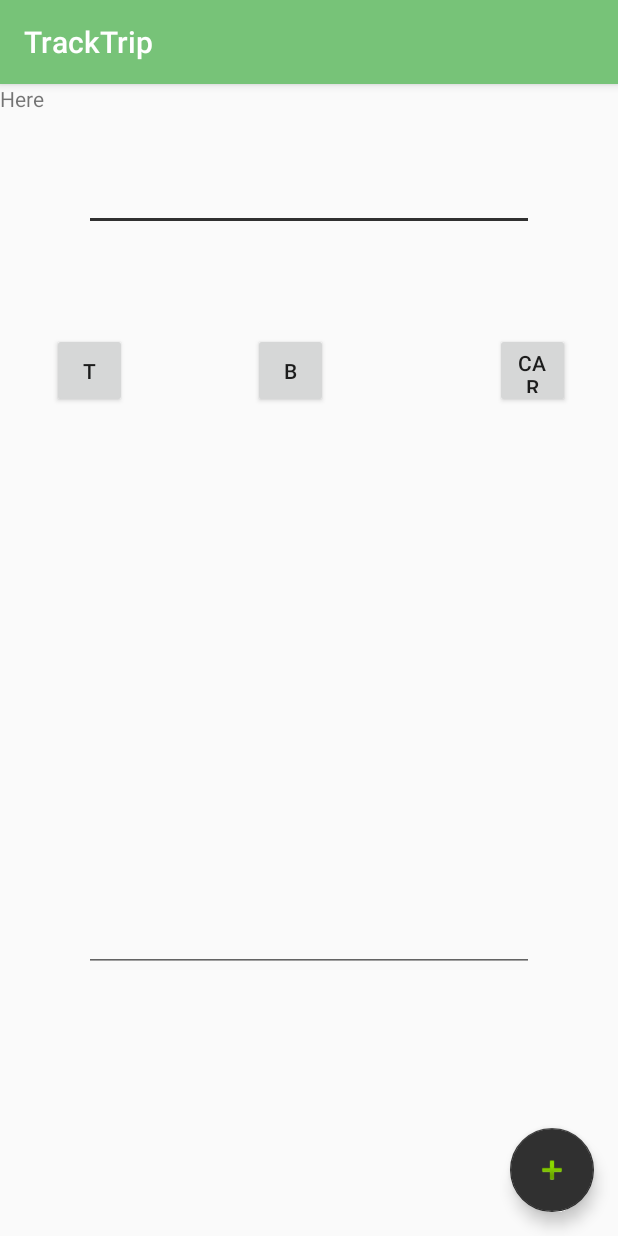
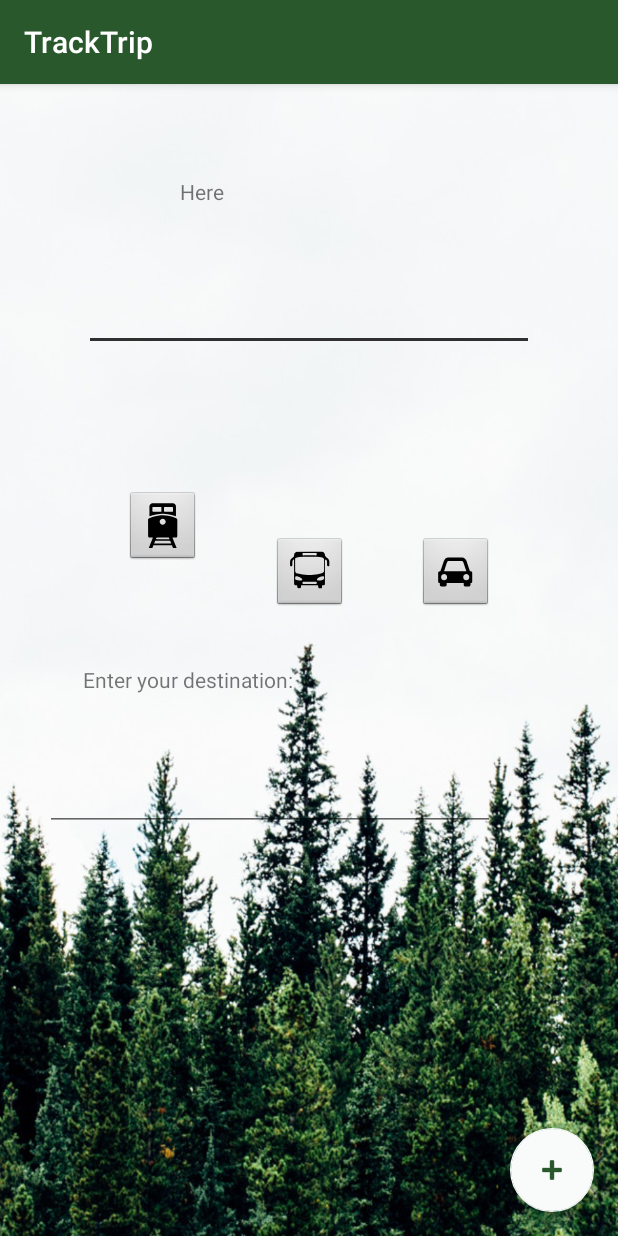
Before and after one commit to aashish7k5/RootCause01, an Android app: the TrackTrip screen opened directly, with no data from a screen before it, on a phone screen of 412 x 824 dp. Run offline under Robolectric (Android 15) with nearby library versions, the phone set to English and light mode, and no system bars.

Commit message:
UI Changes (but not done with card view)

```diff
--- a/app/src/main/java/com/example/aashishkumar/rootcause01/ViewPastTrips.java
+++ b/app/src/main/java/com/example/aashishkumar/rootcause01/ViewPastTrips.java
@@ -20,7 +20,7 @@ public class ViewPastTrips extends AppCompatActivity {
         Toolbar toolbar = (Toolbar) findViewById(R.id.toolbar);
         setSupportActionBar(toolbar);
 
-        TextView mtext = findViewById(R.id.mtext);
+        TextView mtext = findViewById(R.id.text);
         String contents = "";
         Scanner in = null;
         try {
--- a/app/src/main/res/drawable/ic_bus.xml
+++ b/app/src/main/res/drawable/ic_bus.xml
@@ -1,6 +1,6 @@
 <vector xmlns:android="http://schemas.android.com/apk/res/android"
-    android:width="216dp"
-    android:height="233dp"
+    android:width="30dp"
+    android:height="30dp"
     android:viewportWidth="216"
     android:viewportHeight="233">
   <path
--- a/app/src/main/res/drawable/ic_car.xml
+++ b/app/src/main/res/drawable/ic_car.xml
@@ -1,6 +1,6 @@
 <vector xmlns:android="http://schemas.android.com/apk/res/android"
-    android:width="1200dp"
-    android:height="1200dp"
+    android:width="30dp"
+    android:height="30dp"
     android:viewportWidth="1200"
     android:viewportHeight="1200">
   <path
--- a/app/src/main/res/drawable/ic_train.xml
+++ b/app/src/main/res/drawable/ic_train.xml
@@ -1,6 +1,6 @@
 <vector xmlns:android="http://schemas.android.com/apk/res/android"
-    android:width="225dp"
-    android:height="226dp"
+    android:width="30dp"
+    android:height="30dp"
     android:viewportWidth="225"
     android:viewportHeight="226">
   <path
--- a/app/src/main/res/layout/activity_track_trip.xml
+++ b/app/src/main/res/layout/activity_track_trip.xml
@@ -4,6 +4,7 @@
     xmlns:tools="http://schemas.android.com/tools"
     android:layout_width="match_parent"
     android:layout_height="match_parent"
+    android:background="@drawable/app_background"
     tools:context=".TrackTrip">
 
     <android.support.design.widget.AppBarLayout
@@ -28,7 +29,11 @@
         android:layout_height="wrap_content"
         android:layout_gravity="bottom|end"
         android:layout_margin="@dimen/fab_margin"
-        app:srcCompat="@android:drawable/ic_input_add"
-        android:onClick="Submit"/>
+        android:onClick="Submit"
+
+        android:tint="@color/colorPrimary"
+        app:backgroundTint="@color/submitButton"
+        app:rippleColor="@color/colorAccent"
+        app:srcCompat="@android:drawable/ic_input_add" />
 
 </android.support.design.widget.CoordinatorLayout>
--- a/app/src/main/res/layout/activity_view_past_trips.xml
+++ b/app/src/main/res/layout/activity_view_past_trips.xml
@@ -5,6 +5,7 @@
     android:layout_width="match_parent"
     android:layout_height="match_parent"
     android:fitsSystemWindows="true"
+    android:background="@drawable/app_background"
     tools:context=".ViewPastTrips">
 
     <android.support.design.widget.AppBarLayout
--- a/app/src/main/res/layout/content_track_trip.xml
+++ b/app/src/main/res/layout/content_track_trip.xml
@@ -10,80 +10,104 @@
 
     <TextView
         android:id="@+id/displaytext"
-        android:layout_height="match_parent"
-        android:layout_width="match_parent"
-        android:text="this is some text">
+        android:layout_width="wrap_content"
+        android:layout_height="wrap_content"
+        android:layout_marginStart="30dp"
+        android:layout_marginTop="16dp"
+        android:layout_marginEnd="173dp"
+        android:text="Enter your starting place:"
+        app:layout_constraintBottom_toTopOf="@+id/starttextbox"
+        app:layout_constraintEnd_toEndOf="parent"
+        app:layout_constraintStart_toStartOf="parent"
+        app:layout_constraintTop_toTopOf="parent">
 
     </TextView>
+
+    <TextView
+        android:id="@+id/displaytext2"
+        android:layout_width="wrap_content"
+        android:layout_height="wrap_content"
+        android:layout_marginStart="28dp"
+        android:layout_marginTop="16dp"
+        android:layout_marginEnd="190dp"
+        android:text="Enter your destination:"
+        app:layout_constraintBottom_toTopOf="@+id/endtextbox"
+        app:layout_constraintEnd_toEndOf="parent"
+        app:layout_constraintStart_toStartOf="parent"
+        app:layout_constraintTop_toBottomOf="@+id/train" />
+
 
     <EditText
         android:id="@+id/starttextbox"
         android:layout_width="300dp"
         android:layout_height="50dp"
         android:layout_marginStart="8dp"
-        android:layout_marginTop="48dp"
+        android:layout_marginTop="24dp"
         android:layout_marginEnd="8dp"
+        android:layout_marginBottom="16dp"
+        app:layout_constraintBottom_toTopOf="@+id/train"
         app:layout_constraintEnd_toEndOf="parent"
         app:layout_constraintStart_toStartOf="parent"
         app:layout_constraintTop_toTopOf="@+id/displaytext" />
 
-    <Button
+    <ImageButton
         android:id="@+id/train"
+        style="@android:style/Widget.ImageButton"
+        android:layout_width="50dp"
+        android:layout_height="50dp"
+        android:layout_marginStart="52dp"
+        android:layout_marginTop="36dp"
+        android:layout_marginEnd="8dp"
+        android:layout_marginBottom="8dp"
+        android:onClick="SelectTrain"
+        android:src="@drawable/ic_train"
+        app:layout_constraintBottom_toTopOf="@+id/displaytext2"
+        app:layout_constraintEnd_toStartOf="@+id/bus"
+        app:layout_constraintStart_toStartOf="parent"
+        app:layout_constraintTop_toBottomOf="@+id/starttextbox" />
+
+    <ImageButton
+        android:id="@+id/bus"
+        style="@android:style/Widget.ImageButton"
         android:layout_width="50dp"
         android:layout_height="50dp"
         android:layout_marginStart="8dp"
-        android:layout_marginTop="68dp"
-        android:layout_marginEnd="8dp"
-        android:layout_marginBottom="8dp"
-        android:onClick="SelectTrain"
-        android:text="T"
-        app:layout_constraintBottom_toTopOf="@+id/endtextbox"
-        app:layout_constraintEnd_toStartOf="@+id/bus"
-        app:layout_constraintHorizontal_bias="0.257"
-        app:layout_constraintStart_toStartOf="parent"
-        app:layout_constraintTop_toBottomOf="@+id/starttextbox"
-        app:layout_constraintVertical_bias="0.0" />
-
-    <Button
-        android:id="@+id/bus"
-        android:layout_width="50dp"
-        android:layout_height="50dp"
-        android:layout_marginStart="164dp"
-        android:layout_marginTop="68dp"
+        android:layout_marginTop="36dp"
         android:layout_marginEnd="8dp"
         android:layout_marginBottom="8dp"
         android:onClick="SelectBus"
-        android:text="B"
+        android:src="@drawable/ic_bus"
         app:layout_constraintBottom_toTopOf="@+id/endtextbox"
         app:layout_constraintEnd_toStartOf="@+id/ecar"
-        app:layout_constraintHorizontal_bias="0.041"
-        app:layout_constraintStart_toStartOf="parent"
-        app:layout_constraintTop_toBottomOf="@+id/starttextbox"
-        app:layout_constraintVertical_bias="0.0" />
+        app:layout_constraintStart_toEndOf="@+id/train"
+        app:layout_constraintTop_toBottomOf="@+id/starttextbox" />
 
-    <Button
+    <ImageButton
         android:id="@+id/ecar"
+        style="@android:style/Widget.ImageButton"
         android:layout_width="50dp"
         android:layout_height="50dp"
-        android:layout_marginTop="68dp"
-        android:layout_marginEnd="32dp"
+        android:layout_marginStart="8dp"
+        android:layout_marginTop="36dp"
+        android:layout_marginEnd="52dp"
         android:layout_marginBottom="8dp"
         android:onClick="SelectCar"
-        android:text="Car"
+        android:src="@drawable/ic_car"
         app:layout_constraintBottom_toTopOf="@+id/endtextbox"
         app:layout_constraintEnd_toEndOf="parent"
-        app:layout_constraintTop_toBottomOf="@+id/starttextbox"
-        app:layout_constraintVertical_bias="0.0" />
+        app:layout_constraintStart_toEndOf="@+id/bus"
+        app:layout_constraintTop_toBottomOf="@+id/starttextbox" />
 
     <EditText
         android:id="@+id/endtextbox"
         android:layout_width="300dp"
         android:layout_height="50dp"
-        android:layout_marginStart="8dp"
-        android:layout_marginEnd="8dp"
-        android:layout_marginBottom="176dp"
-        app:layout_constraintBottom_toBottomOf="@+id/displaytext"
+        android:layout_marginStart="30dp"
+        android:layout_marginEnd="30dp"
+        android:layout_marginBottom="270dp"
+        app:layout_constraintBottom_toBottomOf="parent"
         app:layout_constraintEnd_toEndOf="parent"
+        app:layout_constraintHorizontal_bias="0.0"
         app:layout_constraintStart_toStartOf="parent" />
 
 
--- a/app/src/main/res/values/colors.xml
+++ b/app/src/main/res/values/colors.xml
@@ -1,6 +1,7 @@
 <?xml version="1.0" encoding="utf-8"?>
 <resources>
-    <color name="colorPrimary">#77c378</color>
+    <color name="colorPrimary">#29582c</color>
     <color name="colorPrimaryDark">#000</color>
     <color name="colorAccent">#303030</color>
+    <color name="submitButton">#f9fbfa</color>
 </resources>
```
Also changed, not shown: app/src/main/res/layout/activity_main.xml (+7 -22 lines), app/src/main/res/layout/content_view_past_trips.xml (+63 -4 lines), app/src/main/res/drawable/app_background.png (added).
